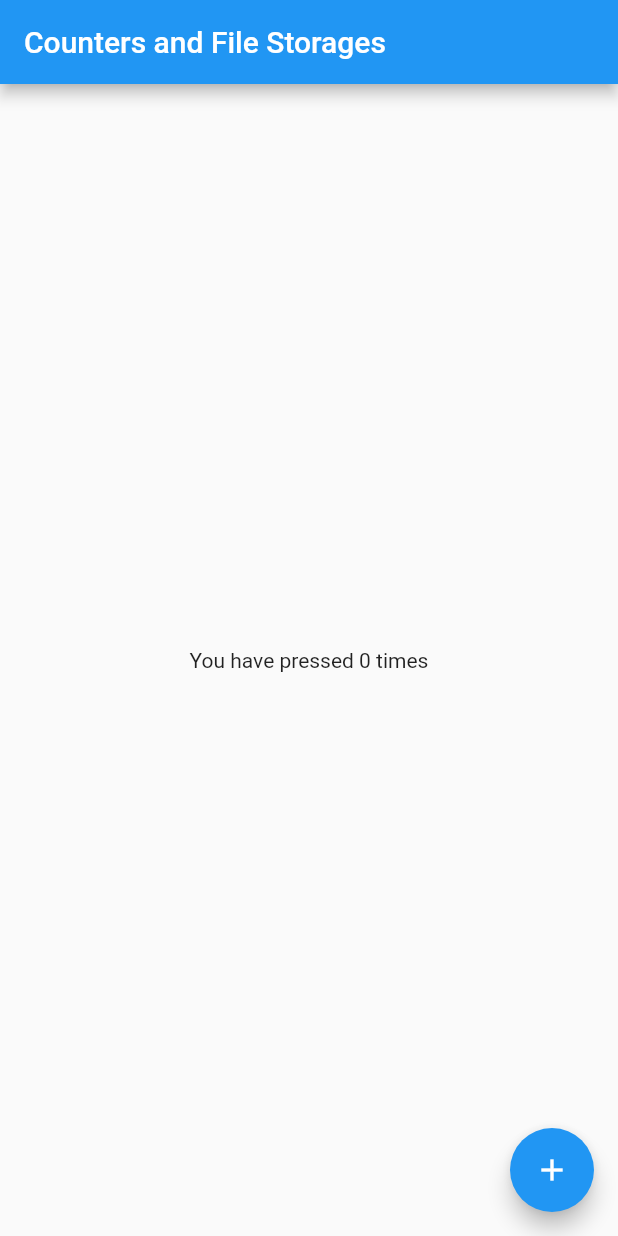
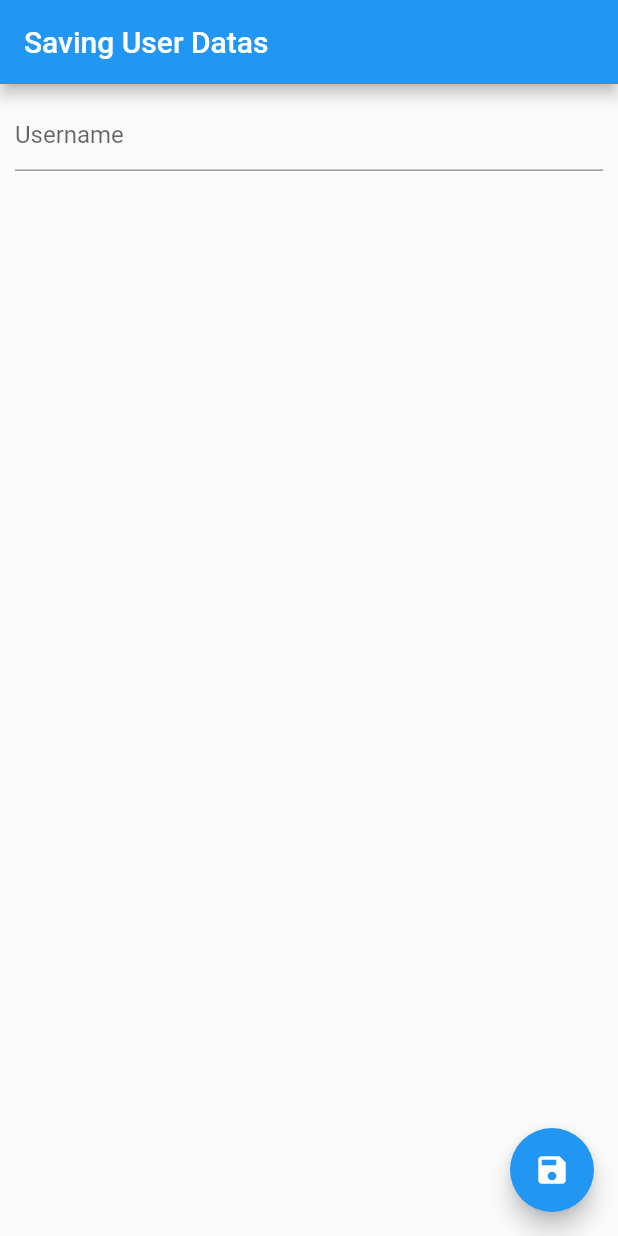
Before and after one commit to BeckiA/Mastering-Dart-and-Flutter-3, a Flutter app: the screen it shows after launch, on a phone screen of 412 x 824 dp. Run offline on Flutter 3.47's test engine with Material 2 defaults, Android fonts, the phone set to English and light mode, and no system bars.

Commit message:
Working on Storing form data

```diff
--- a/demo/counter_app/lib/main.dart
+++ b/demo/counter_app/lib/main.dart
@@ -3,90 +3,101 @@ import 'package:path_provider/path_provider.dart';
 import 'dart:async';
 import 'dart:io';
 
-void main() => runApp(MaterialApp(
-      title: 'Counter Demo',
-      home: FlutterDemo(storage: CounterStorage()),
-    ));
+// MAIN
+void main() {
+  runApp(MaterialApp(
+    title: 'User Registration Demo',
+    home: UserRegistration(storage: UserStorage()),
+  ));
+}
 
-class CounterStorage {
-  // GET THE DOCUMENT DIRECTORY AppData
-  Future<String> get _localPath async {
+class UserStorage {
+  // PATH
+  Future<String> get _localpath async {
     final directory = await getApplicationDocumentsDirectory();
-
     return directory.path;
   }
 
-  // TXT FILE INSIDE of DOC DIR
+  //File
   Future<File> get _localFile async {
-    final path = await _localPath;
-
-    return File('$path/counter.txt');
+    final file = await _localpath;
+    return File('$file/userInput.txt');
   }
 
-  // READ WHAT'S INSIDE counter.txt
-  Future<int> readCounter() async {
+  // READ INSIDE THE FILE
+
+  Future<String> readUserInput() async {
     try {
       final file = await _localFile;
       final content = await file.readAsString();
-      return int.parse(content);
-    } catch (error) {
-      return 0; //First time the app is opened
+      return content;
+    } catch (e) {
+      return '';
     }
   }
 
-  // WRITE THE COUNTER TO counter.txt
-
-  Future<File> writeCounter(int counter) async {
+  // WRITING INTO THE FILE
+  Future<File> writeUserInput(String userInput) async {
     final file = await _localFile;
-
-    return file.writeAsString('$counter');
+    return file.writeAsString('$userInput');
   }
 }
 
-class FlutterDemo extends StatefulWidget {
-  const FlutterDemo({super.key, required this.storage});
+// StateFull Widget
+class UserRegistration extends StatefulWidget {
+  const UserRegistration({Key? key, required this.storage}) : super(key: key);
 
-  final CounterStorage storage;
-
-  @override
-  _FlutterDemoState createState() => _FlutterDemoState();
+  final UserStorage storage;
+  _UserRegistrationState createState() => _UserRegistrationState();
 }
 
-class _FlutterDemoState extends State<FlutterDemo> {
-  int _counter = 0;
+class _UserRegistrationState extends State<UserRegistration> {
+  final userNameController = TextEditingController();
+  final passwordController = TextEditingController();
 
   @override
   void initState() {
-    // TODO: implement initState
     super.initState();
-
-    widget.storage.readCounter().then((value) {
+    widget.storage.readUserInput().then((value) {
       setState(() {
-        _counter = value;
+        userNameController.text = value;
       });
     });
   }
 
-  Future<File> _incrementCounter() {
-    setState(() {
-      _counter++;
-    });
-
-    return widget.storage.writeCounter(_counter);
+  // SAVE USERINPUT'S
+  Future<File> _saveUserInput() {
+    return widget.storage.writeUserInput(userNameController.text);
   }
 
-  @override
+  // SCAFFOLD
   Widget build(BuildContext context) {
     return Scaffold(
       appBar: AppBar(
-        title: const Text('Counters and File Storages'),
+        title: Text(userNameController.text.isEmpty
+            ? 'Saving User Datas'
+            : userNameController.text),
       ),
-      body: Center(
-        child: Text('You have pressed $_counter times'),
+      body: Padding(
+        padding: const EdgeInsets.all(10),
+        child: Center(
+          child: Column(
+            children: [
+              TextFormField(
+                controller: userNameController,
+                decoration: const InputDecoration(hintText: 'Username'),
+              )
+            ],
+          ),
+        ),
       ),
       floatingActionButton: FloatingActionButton(
-        onPressed: _incrementCounter,
-        child: const Icon(Icons.add),
+        onPressed: () {
+          setState(() {
+            _saveUserInput;
+          });
+        },
+        child: const Icon(Icons.save),
       ),
     );
   }
```
Also changed, not shown: 1 other file.
